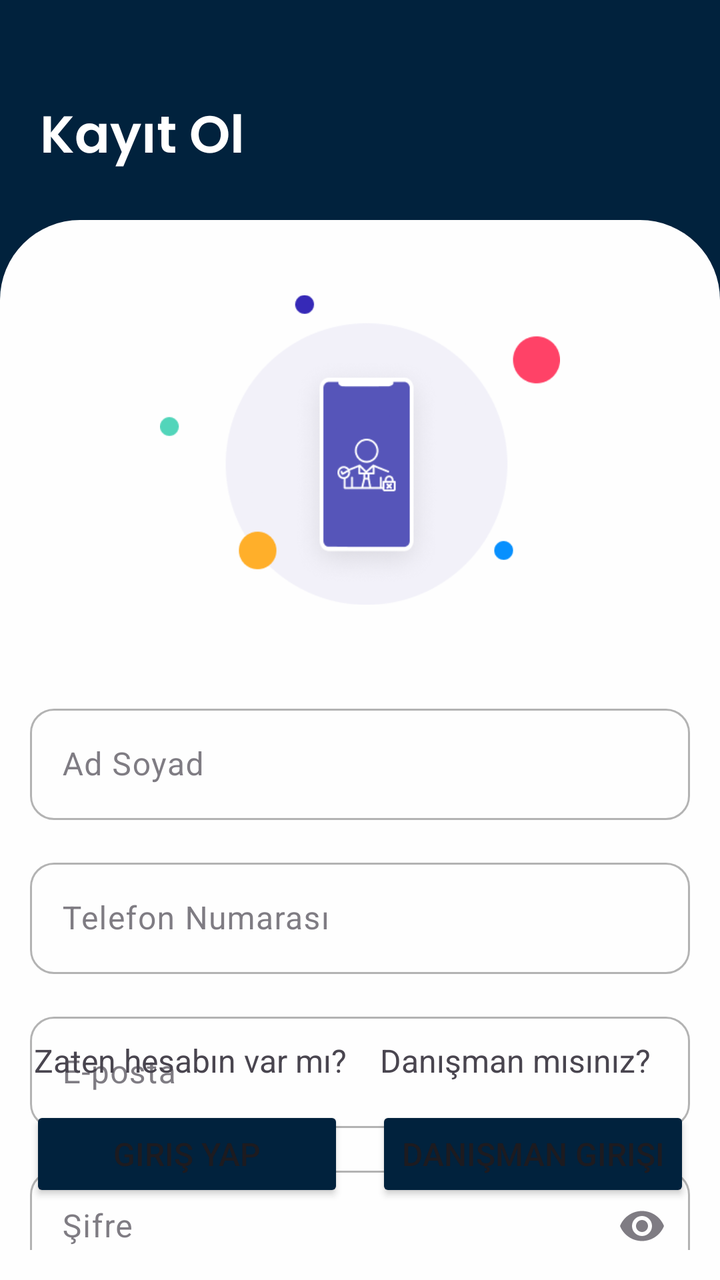
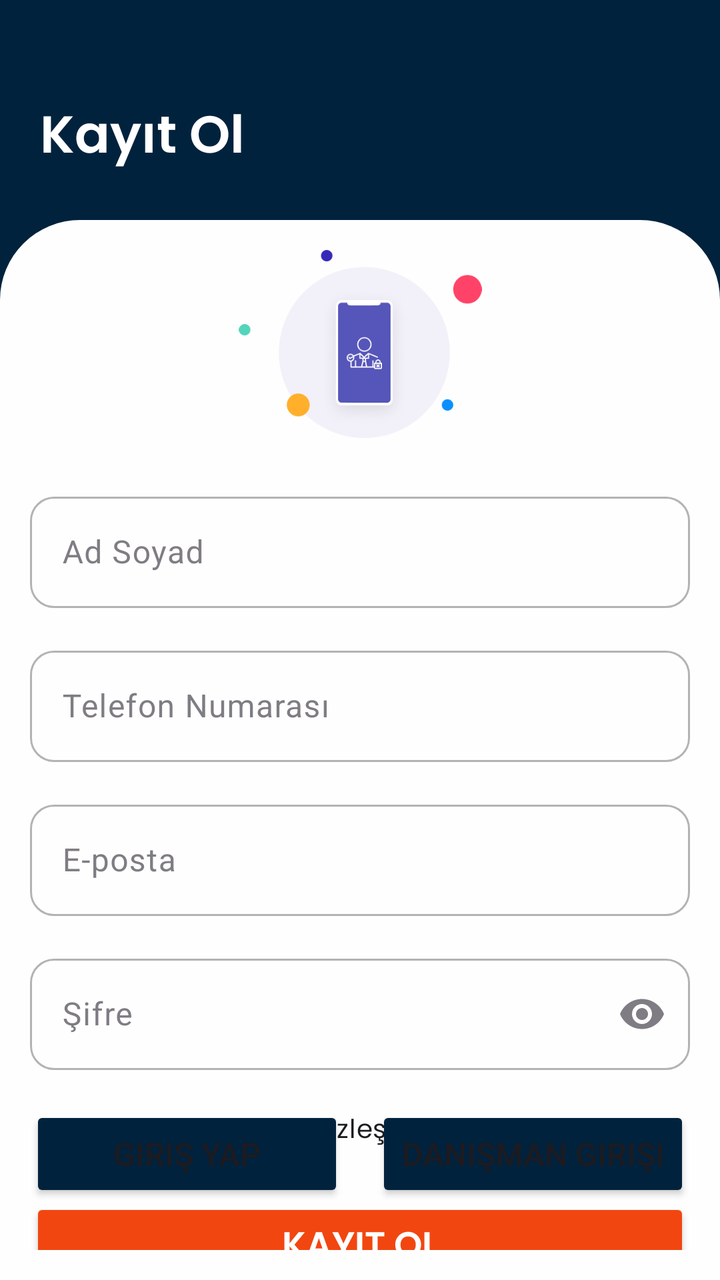

An Android layout rendered at two revisions. The XML below is the earlier revision; the diff shows what the commit changed to produce the second picture.
<!-- AndroidManifest.xml: application theme Theme.SmileHairClinic -->
<!-- res/layout/fragment_register.xml -->
<LinearLayout
    xmlns:android="http://schemas.android.com/apk/res/android"
    xmlns:app="http://schemas.android.com/apk/res-auto"
    xmlns:tools="http://schemas.android.com/tools"
    android:id="@+id/main"
    android:layout_width="match_parent"
    android:layout_height="match_parent"
    android:orientation="vertical"
    android:background="@color/secondary"
    tools:context=".ui.auth.LoginFragment">

    <LinearLayout
        android:layout_width="match_parent"
        android:layout_height="100dp"
        android:padding="10dp"
        android:layout_marginTop="10dp"
        android:layout_marginStart="10dp"
        android:orientation="horizontal"
        android:gravity="center_vertical">

        <TextView
            android:id="@+id/textView"
            android:layout_width="wrap_content"
            android:layout_height="wrap_content"
            android:layout_marginTop="10dp"
            android:fontFamily="@font/poppins_semibold"
            android:text="Kayıt Ol"
            android:textColor="@color/white"
            android:textSize="26sp"
            app:layout_constraintStart_toStartOf="parent"
            app:layout_constraintTop_toTopOf="parent" />


    </LinearLayout>

    <androidx.constraintlayout.widget.ConstraintLayout
        android:layout_width="match_parent"
        android:layout_height="match_parent"
        android:background="@drawable/bg_white_rounded_top"
        android:padding="15dp">

        

        
        <TextView
            android:id="@+id/textView2"
            android:layout_width="wrap_content"
            android:layout_height="wrap_content"
            android:layout_marginStart="2dp"
            android:text="Danışman mısınız?"
            android:textSize="16sp"
            app:layout_constraintHorizontal_chainStyle="packed"
            app:layout_constraintStart_toStartOf="@+id/consultantLoginButton"
            app:layout_constraintTop_toTopOf="@+id/textView3" />

        <TextView
            android:id="@+id/textView3"
            android:layout_width="wrap_content"
            android:layout_height="0dp"
            android:layout_marginStart="2dp"
            android:layout_marginBottom="12dp"
            android:text="Zaten hesabın var mı?"
            android:textSize="16sp"
            app:layout_constraintBottom_toTopOf="@+id/registerFragmentButton"
            app:layout_constraintHorizontal_chainStyle="packed"
            app:layout_constraintStart_toStartOf="@+id/registerFragmentButton" />

        <Button
            android:id="@+id/registerFragmentButton"
            android:layout_width="0dp"
            android:layout_height="wrap_content"
            android:layout_marginBottom="24dp"
            android:backgroundTint="@color/secondary"
            android:text="Giriş Yap"
            android:textSize="16sp"
            app:cornerRadius="13dp"
            app:layout_constraintBottom_toBottomOf="parent"
            app:layout_constraintEnd_toStartOf="@+id/consultantLoginButton"
            app:layout_constraintHorizontal_bias="0.5"
            app:layout_constraintStart_toStartOf="parent" />

        <Button
            android:id="@+id/consultantLoginButton"
            android:layout_width="0dp"
            android:layout_height="wrap_content"
            android:layout_marginStart="16dp"
            android:backgroundTint="@color/secondary"
            android:text="Danışman Girişi"
            android:textSize="16sp"
            app:cornerRadius="13dp"
            app:layout_constraintEnd_toEndOf="parent"
            app:layout_constraintHorizontal_bias="0.5"
            app:layout_constraintStart_toEndOf="@+id/registerFragmentButton"
            app:layout_constraintTop_toTopOf="@+id/registerFragmentButton" />

        <com.google.android.material.textfield.TextInputLayout
            android:id="@+id/nameLayout"
            android:layout_width="0dp"
            android:layout_height="wrap_content"
            android:layout_marginTop="24dp"
            android:alpha="0.7"
            android:hint="Ad Soyad"
            app:boxBackgroundMode="outline"
            app:boxCornerRadiusBottomEnd="12dp"
            app:boxCornerRadiusBottomStart="12dp"
            app:boxCornerRadiusTopEnd="12dp"
            app:boxCornerRadiusTopStart="12dp"
            app:boxStrokeColor="#B0B0B0"
            app:layout_constraintEnd_toEndOf="parent"
            app:layout_constraintHorizontal_bias="1.0"
            app:layout_constraintStart_toStartOf="parent"
            app:layout_constraintTop_toBottomOf="@+id/imageView4">

            <com.google.android.material.textfield.TextInputEditText
                android:id="@+id/editTextName"
                android:layout_width="match_parent"
                android:layout_height="wrap_content"
                android:inputType="textPersonName" />
        </com.google.android.material.textfield.TextInputLayout>

        <com.google.android.material.textfield.TextInputLayout
            android:id="@+id/phoneLayout"
            android:layout_width="0dp"
            android:layout_height="wrap_content"
            android:layout_marginTop="16dp"
            android:alpha="0.7"
            android:hint="Telefon Numarası"
            app:boxBackgroundMode="outline"
            app:boxCornerRadiusBottomEnd="12dp"
            app:boxCornerRadiusBottomStart="12dp"
            app:boxCornerRadiusTopEnd="12dp"
            app:boxCornerRadiusTopStart="12dp"
            app:boxStrokeColor="#B0B0B0"
            app:layout_constraintEnd_toEndOf="parent"
            app:layout_constraintStart_toStartOf="parent"
            app:layout_constraintTop_toBottomOf="@id/nameLayout">

            <com.google.android.material.textfield.TextInputEditText
                android:id="@+id/editTextPhone"
                android:layout_width="match_parent"
                android:layout_height="wrap_content"
                android:inputType="phone" />
        </com.google.android.material.textfield.TextInputLayout>

        
        <com.google.android.material.textfield.TextInputLayout
            android:id="@+id/emailLayout"
            android:layout_width="0dp"
            android:layout_height="wrap_content"
            android:layout_marginTop="16dp"
            android:alpha="0.7"
            android:hint="E-posta"
            app:boxBackgroundMode="outline"
            app:boxCornerRadiusBottomEnd="12dp"
            app:boxCornerRadiusBottomStart="12dp"
            app:boxCornerRadiusTopEnd="12dp"
            app:boxCornerRadiusTopStart="12dp"
            app:boxStrokeColor="#B0B0B0"
            app:layout_constraintEnd_toEndOf="parent"
            app:layout_constraintStart_toStartOf="parent"
            app:layout_constraintTop_toBottomOf="@id/phoneLayout">

            <com.google.android.material.textfield.TextInputEditText
                android:id="@+id/editTextEmail"
                android:layout_width="match_parent"
                android:layout_height="wrap_content"
                android:inputType="textEmailAddress" />
        </com.google.android.material.textfield.TextInputLayout>

        
        <com.google.android.material.textfield.TextInputLayout
            android:id="@+id/passwordLayout"
            android:layout_width="0dp"
            android:layout_height="wrap_content"
            android:layout_marginTop="16dp"
            android:alpha="0.7"
            android:hint="Şifre"
            app:boxBackgroundMode="outline"
            app:boxCornerRadiusBottomEnd="12dp"
            app:boxCornerRadiusBottomStart="12dp"
            app:boxCornerRadiusTopEnd="12dp"
            app:boxCornerRadiusTopStart="12dp"
            app:boxStrokeColor="#B0B0B0"
            app:endIconMode="password_toggle"
            app:layout_constraintEnd_toEndOf="parent"
            app:layout_constraintStart_toStartOf="parent"
            app:layout_constraintTop_toBottomOf="@id/emailLayout">

            <com.google.android.material.textfield.TextInputEditText
                android:id="@+id/editTextPassword"
                android:layout_width="match_parent"
                android:layout_height="wrap_content"
                android:inputType="textPassword" />
        </com.google.android.material.textfield.TextInputLayout>

        
        <CheckBox
            android:id="@+id/kvkkCheckBox"
            android:layout_width="0dp"
            android:layout_height="wrap_content"
            android:layout_marginTop="16dp"
            android:fontFamily="@font/poppins"
            android:text="KVKK ve Hizmet Sözleşmesi kurallarını kabul ediyorum"
            android:textSize="13sp"
            app:layout_constraintEnd_toEndOf="parent"
            app:layout_constraintStart_toStartOf="parent"
            app:layout_constraintTop_toBottomOf="@id/passwordLayout" />

        
        <Button
            android:id="@+id/registerButton"
            android:layout_width="0dp"
            android:layout_height="wrap_content"
            android:backgroundTint="@color/secondaryButton"
            android:fontFamily="@font/poppins_semibold"
            android:textSize="18dp"
            android:text="Kayıt Ol"
            android:textColor="@color/white"
            app:cornerRadius="13dp"
            app:layout_constraintEnd_toEndOf="parent"
            app:layout_constraintStart_toStartOf="parent"
            app:layout_constraintTop_toBottomOf="@id/kvkkCheckBox" />

        

        <ImageView
            android:id="@+id/imageView4"
            android:layout_width="200dp"
            android:layout_height="200dp"
            android:layout_marginTop="16dp"
            android:src="@drawable/register_img"
            app:layout_constraintEnd_toEndOf="parent"
            app:layout_constraintHorizontal_bias="0.5"
            app:layout_constraintStart_toStartOf="parent"
            app:layout_constraintTop_toBottomOf="@+id/registerTV" />

    </androidx.constraintlayout.widget.ConstraintLayout>
</LinearLayout>
<!-- resources referenced by this layout -->
<resources>
  <color name="secondary">#01223d</color>
  <color name="secondaryButton">#f24610</color>
  <color name="white">#FFFFFFFF</color>
  <!-- drawable bg_white_rounded_top (drawable) -->
  <shape xmlns:android="http://schemas.android.com/apk/res/android"
      android:shape="rectangle">
      <solid android:color="#FEFEFE" />
      <corners android:topLeftRadius="40dp" android:topRightRadius="40dp" />
  </shape>
  <!-- drawable register_img: png bitmap (drawable, 19712 bytes) -->
  <style name="Theme.SmileHairClinic" parent="Base.Theme.SmileHairClinic" />
  <style name="Base.Theme.SmileHairClinic" parent="Theme.Material3.DayNight.NoActionBar">
          
          
          <item name="colorPrimary">#6200EE</item>
          <item name="colorPrimaryDark">#3700B3</item>
          <item name="colorAccent">#03DAC5</item>
      </style>
</resources>

<!-- the commit's change to res/layout/fragment_register.xml (unified diff, before → after) -->
@@ -58,12 +58,14 @@
             android:layout_width="wrap_content"
             android:layout_height="0dp"
             android:layout_marginStart="2dp"
+            android:layout_marginTop="16dp"
             android:layout_marginBottom="12dp"
             android:text="Zaten hesabın var mı?"
             android:textSize="16sp"
             app:layout_constraintBottom_toTopOf="@+id/registerFragmentButton"
             app:layout_constraintHorizontal_chainStyle="packed"
-            app:layout_constraintStart_toStartOf="@+id/registerFragmentButton" />
+            app:layout_constraintStart_toStartOf="@+id/registerFragmentButton"
+            app:layout_constraintTop_toBottomOf="@+id/registerButton" />
 
         <Button
             android:id="@+id/registerFragmentButton"
@@ -77,7 +79,8 @@
             app:layout_constraintBottom_toBottomOf="parent"
             app:layout_constraintEnd_toStartOf="@+id/consultantLoginButton"
             app:layout_constraintHorizontal_bias="0.5"
-            app:layout_constraintStart_toStartOf="parent" />
+            app:layout_constraintStart_toStartOf="parent"
+            app:layout_constraintTop_toBottomOf="@+id/textView3" />
 
         <Button
             android:id="@+id/consultantLoginButton"
@@ -225,8 +228,8 @@
 
         <ImageView
             android:id="@+id/imageView4"
-            android:layout_width="200dp"
-            android:layout_height="200dp"
+            android:layout_width="141dp"
+            android:layout_height="94dp"
             android:layout_marginTop="16dp"
             android:src="@drawable/register_img"
             app:layout_constraintEnd_toEndOf="parent"
